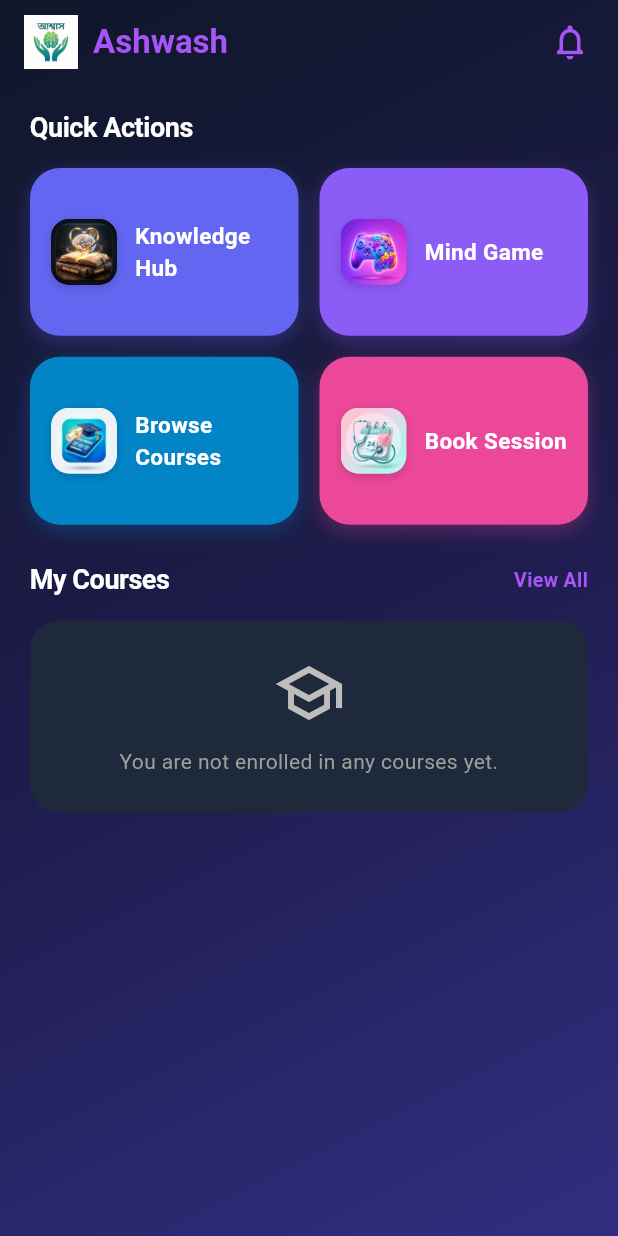
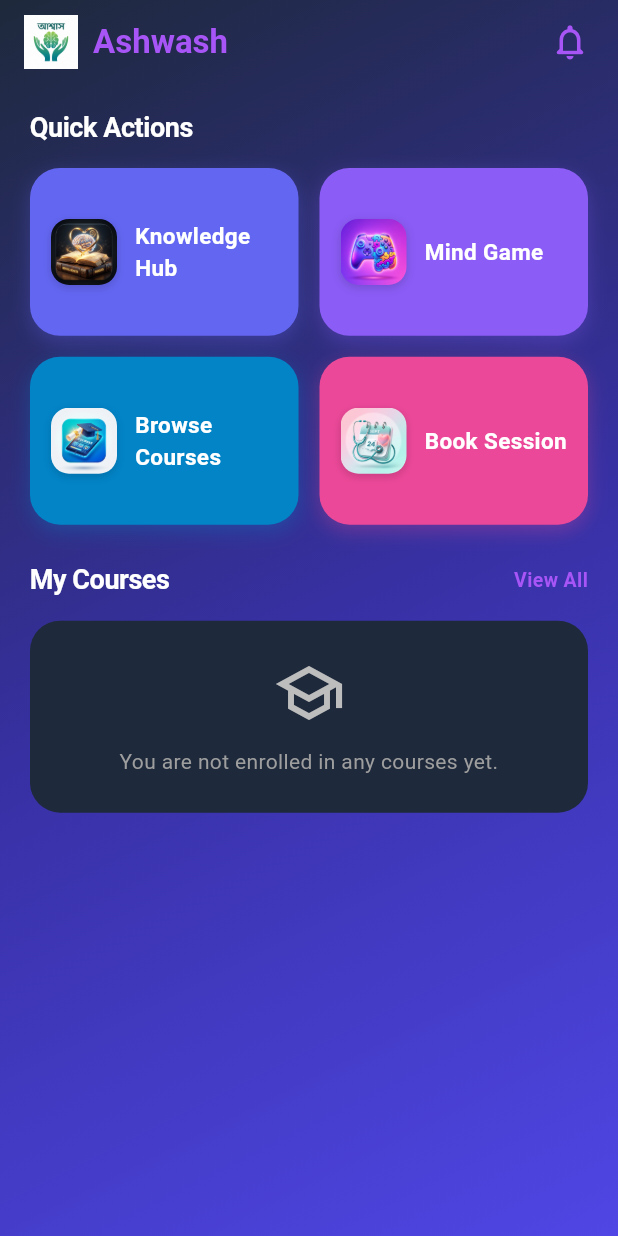
Before and after one commit to jaba967/Ashwash2, a Flutter app: the DashboardScreen screen opened directly, on a phone screen of 412 x 824 dp. Run offline on Flutter 3.47's test engine with Material 3 defaults, Android fonts, the phone set to English and light mode, and no system bars; our stand-ins replace cloud_firestore, file_picker, firebase_auth, firebase_core, firebase_messaging, google_fonts and 4 more; accounts and stored records are empty; network calls fail.

Commit message:
Demo: Make dashboard gradient lighter

```diff
--- a/ashwash_app/lib/features/dashboard/presentation/screens/dashboard_screen.dart
+++ b/ashwash_app/lib/features/dashboard/presentation/screens/dashboard_screen.dart
@@ -39,7 +39,7 @@ class _DashboardScreenState extends State<DashboardScreen> {
         gradient: LinearGradient(
           begin: Alignment.topLeft,
           end: Alignment.bottomRight,
-          colors: [Color(0xFF0F172A), Color(0xFF1E1B4B), Color(0xFF312E81)],
+          colors: [Color(0xFF1E293B), Color(0xFF3730A3), Color(0xFF4F46E5)],
         ),
       ),
       child: Scaffold(
```
